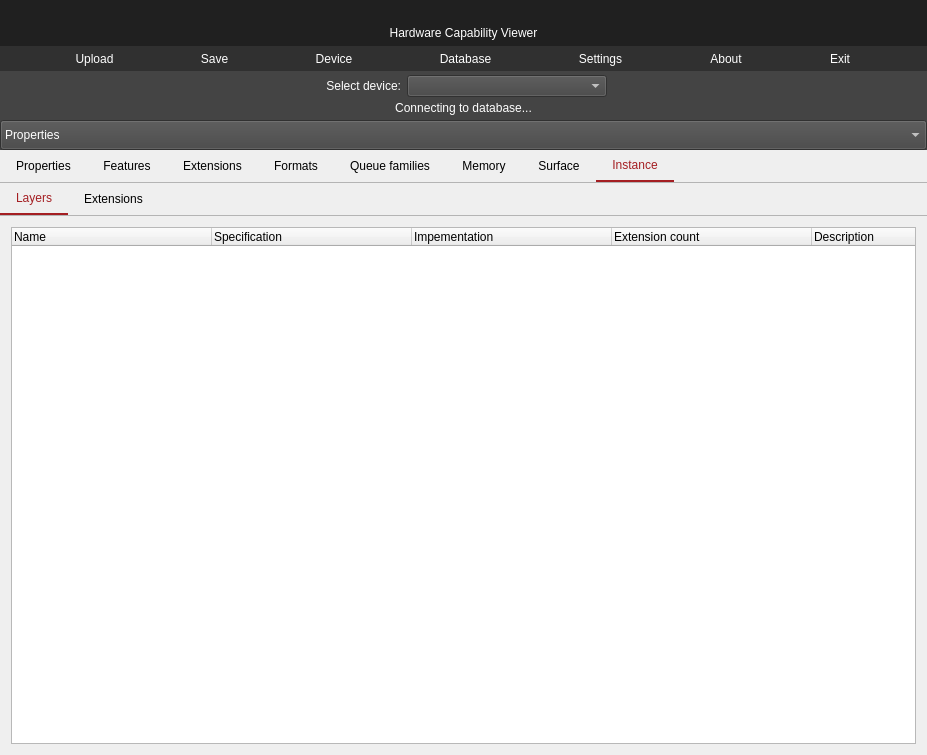
SaschaWillems/VulkanCapsViewer, file vulkancapsviewer.ui: the form before one commit.
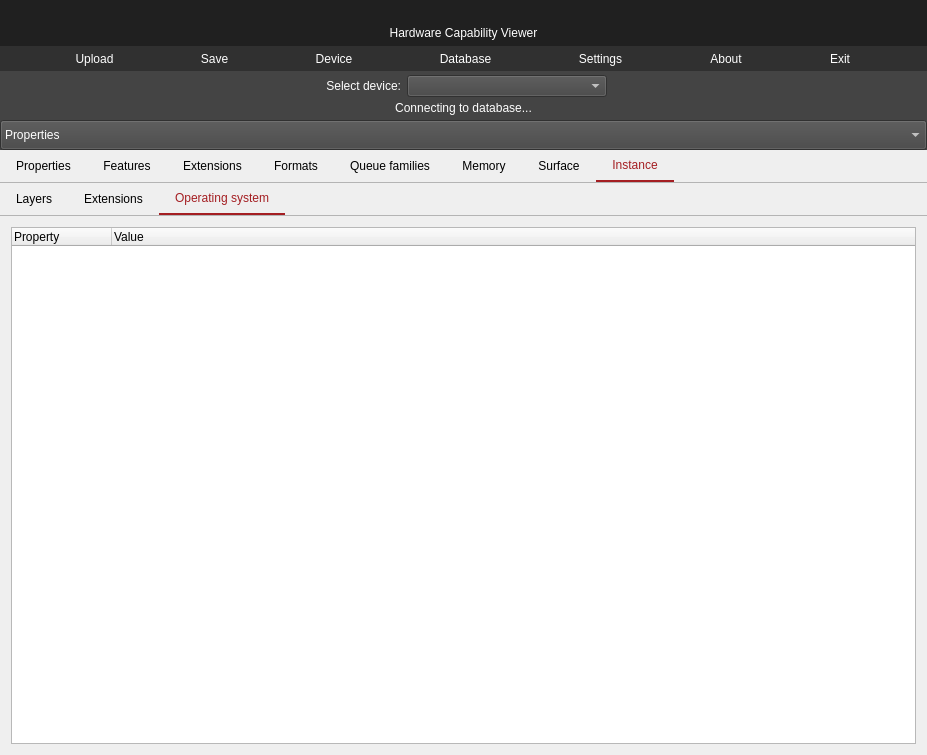
The form after the commit. The open tabs and pages were chosen to show the change. Icons and pictures are not drawn.

Patch:
```diff
--- a/vulkancapsviewer.ui
+++ b/vulkancapsviewer.ui
@@ -1482,6 +1482,36 @@
                </item>
               </layout>
              </widget>
+             <widget class="QWidget" name="tabOperatingSystemInfo">
+              <attribute name="title">
+               <string>Operating system</string>
+              </attribute>
+              <layout class="QVBoxLayout" name="verticalLayout_6">
+               <item>
+                <widget class="QTreeWidget" name="treeWidgetOS">
+                 <property name="styleSheet">
+                  <string notr="true">QTreeView::item { 	height: 1.25em;  }</string>
+                 </property>
+                 <property name="editTriggers">
+                  <set>QAbstractItemView::NoEditTriggers</set>
+                 </property>
+                 <property name="alternatingRowColors">
+                  <bool>true</bool>
+                 </property>
+                 <column>
+                  <property name="text">
+                   <string>Property</string>
+                  </property>
+                 </column>
+                 <column>
+                  <property name="text">
+                   <string>Value</string>
+                  </property>
+                 </column>
+                </widget>
+               </item>
+              </layout>
+             </widget>
             </widget>
            </item>
           </layout>
```
Left out of the diff: 2 changed lines with no effect on the pictures.
